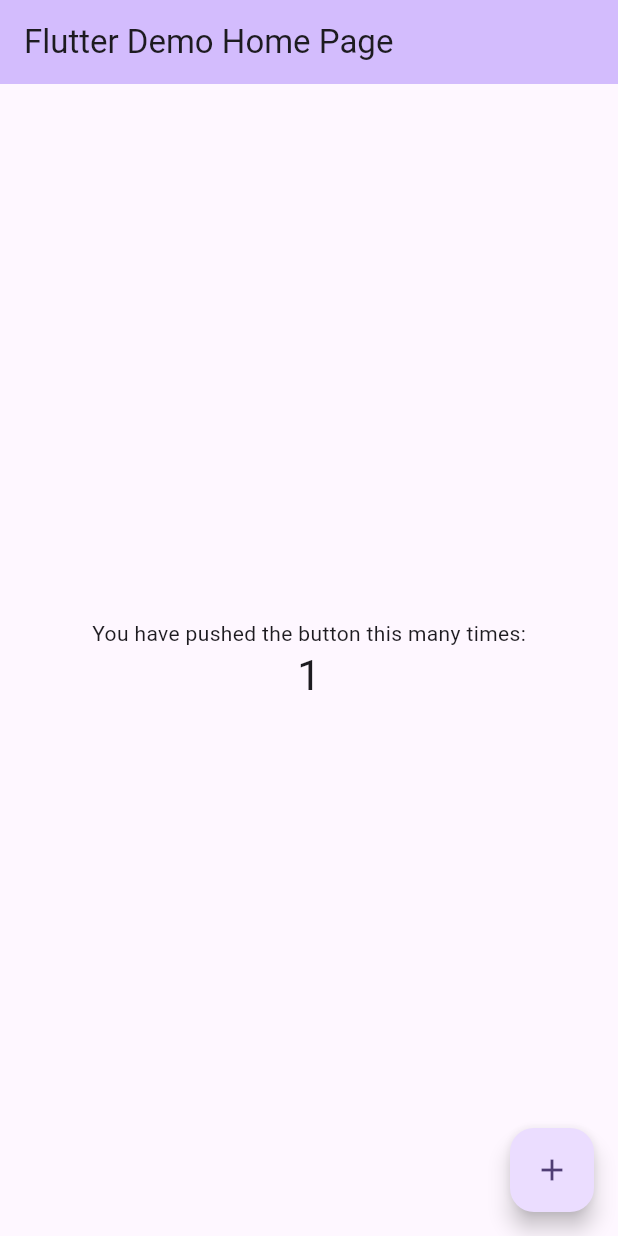
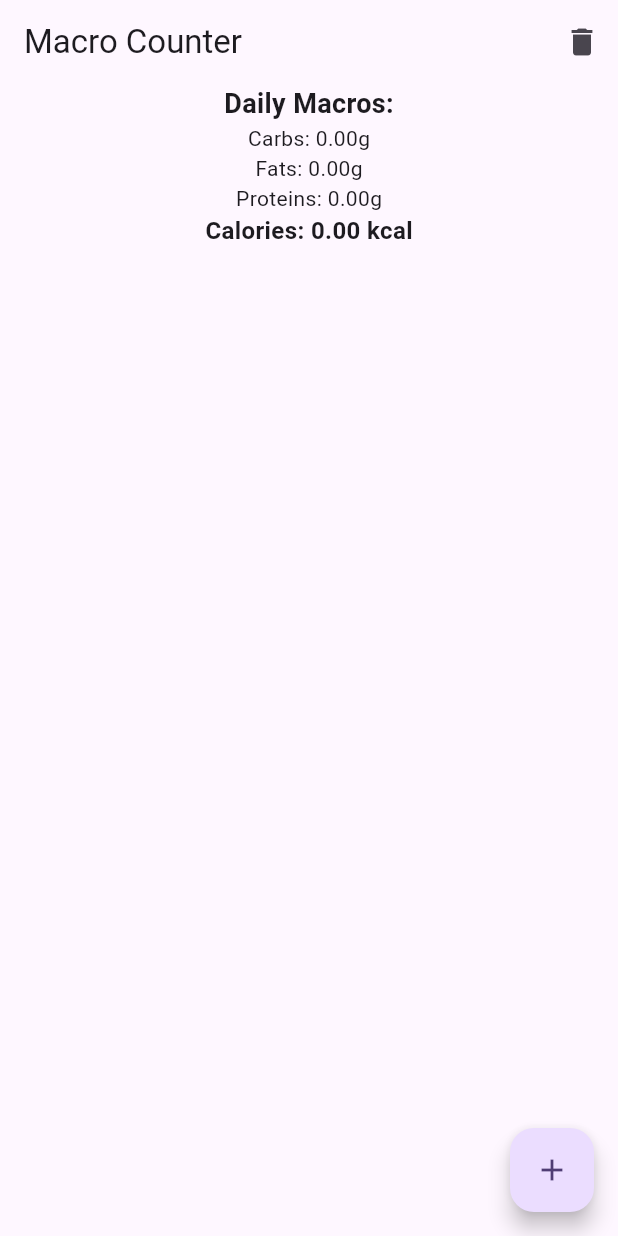
Before and after one commit to pedro-git-projects/macro-tracker, a Flutter app: the screen it shows after launch, after a tap on the "add" icon, on a phone screen of 412 x 824 dp. Run offline on Flutter 3.47's test engine with Material 3 defaults, Android fonts, the phone set to English and light mode, and no system bars; our stand-ins replace sqflite; accounts and stored records are empty.

Commit message:
main screen|macro provider|database helper

```diff
--- a/lib/main.dart
+++ b/lib/main.dart
@@ -1,4 +1,7 @@
 import 'package:flutter/material.dart';
+import 'package:provider/provider.dart';
+import 'package:macro_tracker/providers/macro_provider.dart';
+import 'package:macro_tracker/screens/home_screen.dart';
 
 void main() {
   runApp(const MyApp());
@@ -7,119 +10,18 @@
 class MyApp extends StatelessWidget {
   const MyApp({super.key});
 
-  // This widget is the root of your application.
   @override
   Widget build(BuildContext context) {
-    return MaterialApp(
-      title: 'Flutter Demo',
-      theme: ThemeData(
-        // This is the theme of your application.
-        //
-        // TRY THIS: Try running your application with "flutter run". You'll see
-        // the application has a purple toolbar. Then, without quitting the app,
-        // try changing the seedColor in the colorScheme below to Colors.green
-        // and then invoke "hot reload" (save your changes or press the "hot
-        // reload" button in a Flutter-supported IDE, or press "r" if you used
-        // the command line to start the app).
-        //
-        // Notice that the counter didn't reset back to zero; the application
-        // state is not lost during the reload. To reset the state, use hot
-        // restart instead.
-        //
-        // This works for code too, not just values: Most code changes can be
-        // tested with just a hot reload.
-        colorScheme: ColorScheme.fromSeed(seedColor: Colors.deepPurple),
-        useMaterial3: true,
+    return ChangeNotifierProvider(
+      create: (context) => MacroProvider(),
+      child: MaterialApp(
+        title: 'Macro Tracker',
+        theme: ThemeData(
+          colorScheme: ColorScheme.fromSeed(seedColor: Colors.deepPurple),
+          useMaterial3: true,
+        ),
+        home: const HomeScreen(),
       ),
-      home: const MyHomePage(title: 'Flutter Demo Home Page'),
     );
   }
 }
-
-class MyHomePage extends StatefulWidget {
-  const MyHomePage({super.key, required this.title});
-
-  // This widget is the home page of your application. It is stateful, meaning
-  // that it has a State object (defined below) that contains fields that affect
-  // how it looks.
-
-  // This class is the configuration for the state. It holds the values (in this
-  // case the title) provided by the parent (in this case the App widget) and
-  // used by the build method of the State. Fields in a Widget subclass are
-  // always marked "final".
-
-  final String title;
-
-  @override
-  State<MyHomePage> createState() => _MyHomePageState();
-}
-
-class _MyHomePageState extends State<MyHomePage> {
-  int _counter = 0;
-
-  void _incrementCounter() {
-    setState(() {
-      // This call to setState tells the Flutter framework that something has
-      // changed in this State, which causes it to rerun the build method below
-      // so that the display can reflect the updated values. If we changed
-      // _counter without calling setState(), then the build method would not be
-      // called again, and so nothing would appear to happen.
-      _counter++;
-    });
-  }
-
-  @override
-  Widget build(BuildContext context) {
-    // This method is rerun every time setState is called, for instance as done
-    // by the _incrementCounter method above.
-    //
-    // The Flutter framework has been optimized to make rerunning build methods
-    // fast, so that you can just rebuild anything that needs updating rather
-    // than having to individually change instances of widgets.
-    return Scaffold(
-      appBar: AppBar(
-        // TRY THIS: Try changing the color here to a specific color (to
-        // Colors.amber, perhaps?) and trigger a hot reload to see the AppBar
-        // change color while the other colors stay the same.
-        backgroundColor: Theme.of(context).colorScheme.inversePrimary,
-        // Here we take the value from the MyHomePage object that was created by
-        // the App.build method, and use it to set our appbar title.
-        title: Text(widget.title),
-      ),
-      body: Center(
-        // Center is a layout widget. It takes a single child and positions it
-        // in the middle of the parent.
-        child: Column(
-          // Column is also a layout widget. It takes a list of children and
-          // arranges them vertically. By default, it sizes itself to fit its
-          // children horizontally, and tries to be as tall as its parent.
-          //
-          // Column has various properties to control how it sizes itself and
-          // how it positions its children. Here we use mainAxisAlignment to
-          // center the children vertically; the main axis here is the vertical
-          // axis because Columns are vertical (the cross axis would be
-          // horizontal).
-          //
-          // TRY THIS: Invoke "debug painting" (choose the "Toggle Debug Paint"
-          // action in the IDE, or press "p" in the console), to see the
-          // wireframe for each widget.
-          mainAxisAlignment: MainAxisAlignment.center,
-          children: <Widget>[
-            const Text(
-              'You have pushed the button this many times:',
-            ),
-            Text(
-              '$_counter',
-              style: Theme.of(context).textTheme.headlineMedium,
-            ),
-          ],
-        ),
-      ),
-      floatingActionButton: FloatingActionButton(
-        onPressed: _incrementCounter,
-        tooltip: 'Increment',
-        child: const Icon(Icons.add),
-      ), // This trailing comma makes auto-formatting nicer for build methods.
-    );
-  }
-}
--- a/lib/providers/macro_provider.dart
+++ b/lib/providers/macro_provider.dart
@@ -0,0 +1,44 @@
+import 'package:flutter/material.dart';
+import 'package:macro_tracker/models/food.dart';
+import 'package:macro_tracker/models/macro.dart';
+import 'package:macro_tracker/services/database_helper.dart';
+
+class MacroProvider with ChangeNotifier {
+  Macro _dailyMacros = Macro(carb: 0, fat: 0, protein: 0);
+  List<Food> _foods = [];
+
+  Macro get dailyMacros => _dailyMacros;
+  List<Food> get foods => _foods;
+
+  MacroProvider() {
+    _loadData();
+  }
+
+  void _loadData() async {
+    _dailyMacros = await DatabaseHelper.instance.fetchDailyMacros();
+    _foods = await DatabaseHelper.instance.fetchFoods();
+    notifyListeners();
+  }
+
+  void addFood(Food food) async {
+    await DatabaseHelper.instance.insertFood(food);
+    _foods = await DatabaseHelper.instance.fetchFoods();
+    notifyListeners();
+  }
+
+  void addMacros(Macro macro) async {
+    _dailyMacros = Macro(
+      carb: _dailyMacros.carb + macro.carb,
+      fat: _dailyMacros.fat + macro.fat,
+      protein: _dailyMacros.protein + macro.protein,
+    );
+    await DatabaseHelper.instance.insertMacro(_dailyMacros);
+    notifyListeners();
+  }
+
+  void clearDailyMacros() async {
+    await DatabaseHelper.instance.clearDailyMacros();
+    _dailyMacros = Macro(carb: 0, fat: 0, protein: 0);
+    notifyListeners();
+  }
+}
--- /dev/null
+++ b/lib/screens/home_screen.dart
@@ -0,0 +1,67 @@
+import 'package:flutter/material.dart';
+import 'package:provider/provider.dart';
+import 'package:macro_tracker/providers/macro_provider.dart';
+import 'package:macro_tracker/widgets/food_list_item.dart';
+import 'package:macro_tracker/widgets/macro_summary.dart';
+
+class HomeScreen extends StatelessWidget {
+  const HomeScreen({super.key});
+  @override
+  Widget build(BuildContext context) {
+    final macroProvider = Provider.of<MacroProvider>(context);
+
+    return Scaffold(
+      appBar: AppBar(
+        title: const Text('Macro Counter'),
+        actions: [
+          IconButton(
+            icon: const Icon(Icons.delete),
+            onPressed: () {
+              showDialog(
+                context: context,
+                builder: (context) => AlertDialog(
+                  title: const Text('Confirm'),
+                  content: const Text(
+                      'Are you sure you want to clear daily macros?'),
+                  actions: [
+                    TextButton(
+                      onPressed: () {
+                        macroProvider.clearDailyMacros();
+                        Navigator.of(context).pop();
+                      },
+                      child: const Text('Yes'),
+                    ),
+                    TextButton(
+                      onPressed: () => Navigator.of(context).pop(),
+                      child: const Text('No'),
+                    ),
+                  ],
+                ),
+              );
+            },
+          ),
+        ],
+      ),
+      body: Column(
+        children: [
+          MacroSummary(macro: macroProvider.dailyMacros),
+          Expanded(
+            child: ListView.builder(
+              itemCount: macroProvider.foods.length,
+              itemBuilder: (context, index) {
+                final food = macroProvider.foods[index];
+                return FoodListItem(food: food);
+              },
+            ),
+          ),
+        ],
+      ),
+      floatingActionButton: FloatingActionButton(
+        onPressed: () {
+          // Add your code to navigate to add food or add macros screen
+        },
+        child: const Icon(Icons.add),
+      ),
+    );
+  }
+}
--- a/lib/services/database_helper.dart
+++ b/lib/services/database_helper.dart
@@ -0,0 +1,86 @@
+import 'dart:io';
+
+import 'package:path/path.dart';
+import 'package:macro_tracker/models/food.dart';
+import 'package:macro_tracker/models/macro.dart';
+import 'package:path_provider/path_provider.dart';
+import 'package:sqflite/sqflite.dart';
+
+class DatabaseHelper {
+  static final DatabaseHelper instance = DatabaseHelper._init();
+  static Database? _database;
+
+  DatabaseHelper._init();
+
+  Future<Database> get database async {
+    if (_database != null) return _database!;
+    _database = await _initDB('macros.db');
+    return _database!;
+  }
+
+  Future<Database> _initDB(String filePath) async {
+    Directory documentsDirectory = await getApplicationDocumentsDirectory();
+    final path = join(documentsDirectory.path, filePath);
+
+    return await openDatabase(path, version: 1, onCreate: _createDB);
+  }
+
+  Future _createDB(Database db, int version) async {
+    const foodTable = '''
+    CREATE TABLE foods (
+      id INTEGER PRIMARY KEY AUTOINCREMENT,
+      name TEXT NOT NULL,
+      carb REAL NOT NULL,
+      fat REAL NOT NULL,
+      protein REAL NOT NULL
+    );
+    ''';
+
+    const macroTable = '''
+    CREATE TABLE daily_macros (
+      id INTEGER PRIMARY KEY AUTOINCREMENT,
+      carb REAL NOT NULL,
+      fat REAL NOT NULL,
+      protein REAL NOT NULL
+    );
+    ''';
+
+    await db.execute(foodTable);
+    await db.execute(macroTable);
+  }
+
+  Future<void> insertFood(Food food) async {
+    final db = await instance.database;
+    await db.insert('foods', food.toMap());
+  }
+
+  Future<void> insertMacro(Macro macro) async {
+    final db = await instance.database;
+    await db.insert('daily_macros', macro.toMap());
+  }
+
+  Future<List<Food>> fetchFoods() async {
+    final db = await instance.database;
+    final maps = await db.query('foods');
+
+    return List.generate(maps.length, (i) {
+      return Food.fromMap(maps[i]);
+    });
+  }
+
+  Future<Macro> fetchDailyMacros() async {
+    final db = await instance.database;
+    final maps = await db.query('daily_macros', orderBy: 'id DESC', limit: 1);
+
+    if (maps.isNotEmpty) {
+      return Macro.fromMap(maps.first);
+    } else {
+      return Macro(carb: 0, fat: 0, protein: 0);
+    }
+  }
+
+  Future<void> clearDailyMacros() async {
+    final db = await instance.database;
+    await db.delete('daily_macros');
+  }
+}
--- a/lib/widgets/macro_summary.dart
+++ b/lib/widgets/macro_summary.dart
@@ -0,0 +1,23 @@
+import 'package:flutter/material.dart';
+import 'package:macro_tracker/models/macro.dart';
+
+class MacroSummary extends StatelessWidget {
+  final Macro macro;
+
+  const MacroSummary({super.key, required this.macro});
+
+  @override
+  Widget build(BuildContext context) {
+    return Column(
+      children: [
+        const Text('Daily Macros:',
+            style: TextStyle(fontSize: 18, fontWeight: FontWeight.bold)),
+        Text('Carbs: ${macro.carb.toStringAsFixed(2)}g'),
+        Text('Fats: ${macro.fat.toStringAsFixed(2)}g'),
+        Text('Proteins: ${macro.protein.toStringAsFixed(2)}g'),
+        Text('Calories: ${macro.calories.toStringAsFixed(2)} kcal',
+            style: const TextStyle(fontSize: 16, fontWeight: FontWeight.bold)),
+      ],
+    );
+  }
+}
--- a/pubspec.yaml
+++ b/pubspec.yaml
@@ -35,6 +35,10 @@ dependencies:
   # The following adds the Cupertino Icons font to your application.
   # Use with the CupertinoIcons class for iOS style icons.
   cupertino_icons: ^1.0.6
+  sqflite: ^2.3.3+1
+  path_provider: ^2.1.3
+  path: ^1.9.0
+  provider: ^6.1.2
 
 dev_dependencies:
   flutter_test:
@@ -45,7 +49,7 @@ dev_dependencies:
   # activated in the `analysis_options.yaml` file located at the root of your
   # package. See that file for information about deactivating specific lint
   # rules and activating additional ones.
-  flutter_lints: ^3.0.0
+  flutter_lints: ^4.0.0
 
 # For information on the generic Dart part of this file, see the
 # following page: https://dart.dev/tools/pub/pubspec
```
Also changed, not shown: lib/widgets/food_list_item.dart (+18 -0 lines), lib/screens/home_screens.dart (deleted), pubspec.lock, 10 other files.
